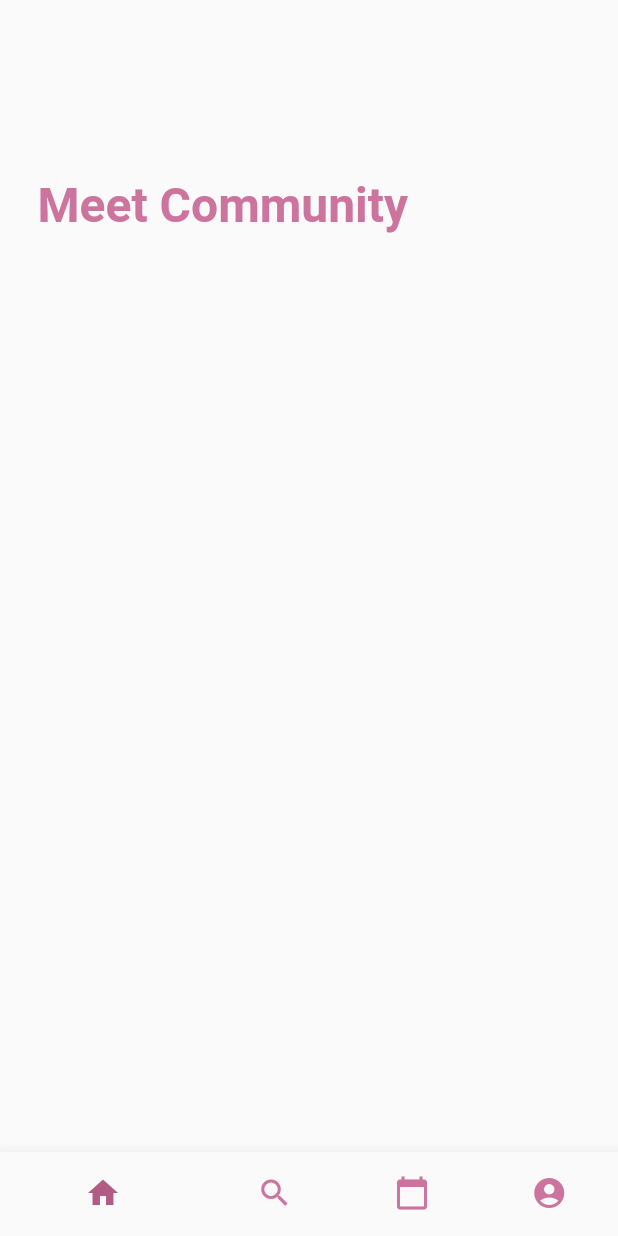
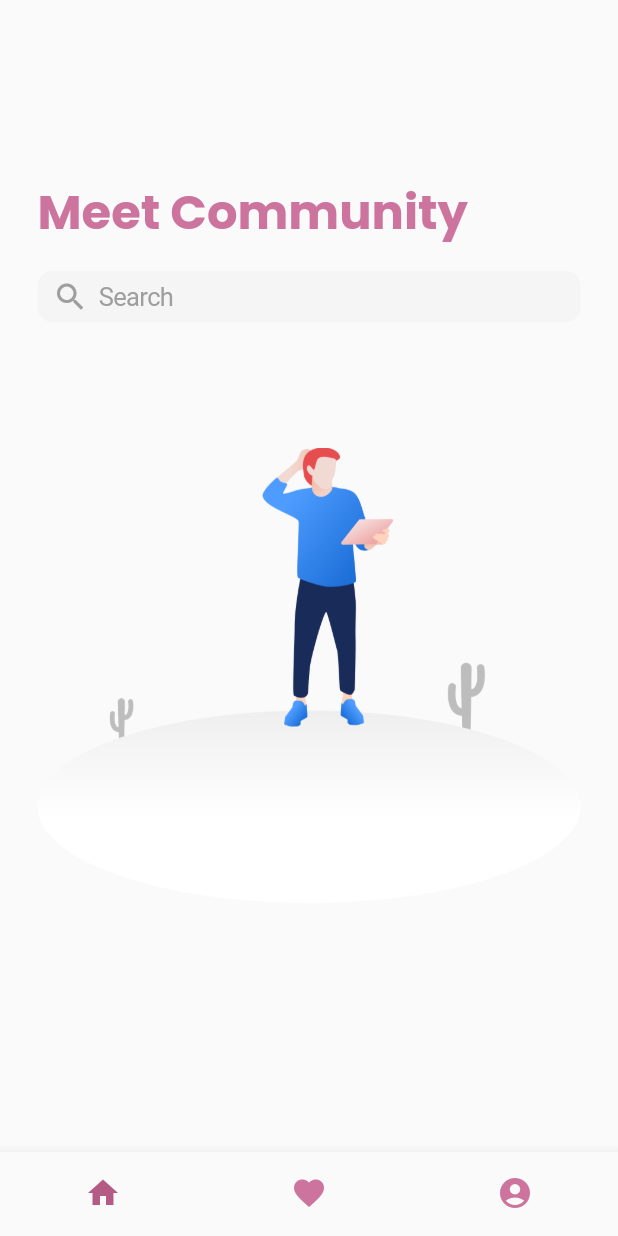
Before and after one commit to alaraiabdiallah/momsclub, a Flutter app: the screen it shows after launch, on a phone screen of 412 x 824 dp. Run offline on Flutter 3.47's test engine with Material 2 defaults, Android fonts, the phone set to English and light mode, and no system bars; our stand-ins replace cloud_firestore, google_fonts; accounts and stored records are empty.

Commit message:
Redesign home, detail community, and new tab(favorite community, my community)

```diff
--- a/lib/main.dart
+++ b/lib/main.dart
@@ -1,9 +1,13 @@
 import 'package:flutter/material.dart';
+import 'package:flutter/services.dart';
 import 'package:momsclub/utils/infos.dart';
 
 import 'screens/home_screen.dart';
 
 void main() {
+  SystemChrome.setSystemUIOverlayStyle(SystemUiOverlayStyle(
+      statusBarColor: AppColor.PRIMARY
+  ));
   runApp(MyApp());
 }
 
--- a/lib/screens/home_screen.dart
+++ b/lib/screens/home_screen.dart
@@ -1,11 +1,18 @@
 import 'package:cloud_firestore/cloud_firestore.dart';
+import 'package:flutter/cupertino.dart';
 import 'package:flutter/material.dart';
 import 'package:momsclub/models/community_model.dart';
 import 'package:momsclub/screens/community_screen.dart';
 import 'package:momsclub/styles/text_styles.dart';
+import 'package:momsclub/utils/infos.dart';
 import 'package:momsclub/utils/str_res.dart';
 import 'package:momsclub/widgets/bottom_navs.dart';
 import 'package:momsclub/widgets/community_item.dart';
+import 'package:momsclub/widgets/favorite_fragment.dart';
+import 'package:momsclub/widgets/home_fragment.dart';
+import 'package:momsclub/widgets/mycomminity_fragment.dart';
+
+import 'community_screen2.dart';
 
 class HomeScreen extends StatefulWidget {
   @override
@@ -14,109 +21,29 @@ class HomeScreen extends StatefulWidget {
 
 class _HomeScreenState extends State<HomeScreen> {
 
-  EdgeInsets _screen_body_padding =  EdgeInsets.symmetric(vertical: 0, horizontal: 25);
-
+  int _navIndex = 0;
   void _onBottomNavTapped(index){
-    print(index);
+    setState(() => _navIndex = index );
   }
-
-  double _meet_comm_text_margin_bot = 15;
-  double _MeetCommTextMarginTop(context) => (MediaQuery.of(context).size.height * (1/7));
-  double _CommGridSize(context) => (MediaQuery.of(context).size.height * (6/7));
 
   @override
   void initState() {
     super.initState();
   }
 
-  Stream<QuerySnapshot> loadCommunities() => Firestore.instance.collection('communities').snapshots();
-
-
-  Widget _buildCommunityGridItem(Community data, BuildContext context){
-    return CommunityItem(
-        name: data.name,
-        location: data.location,
-        imageURL: data.imageURL,
-        onTap: (){
-          Navigator.of(context).push(MaterialPageRoute(builder: (context) => CommunityScreen(data: data)));
-        }
-    );
-  }
-
-  Widget _buildCommunityGrid(context){
-    return StreamBuilder(
-        stream: loadCommunities(),
-        builder: (BuildContext context, AsyncSnapshot<QuerySnapshot> snapshot){
-          if (snapshot.hasError)
-            return Container(
-                height: _CommGridSize(context),
-                child: Center(
-                    child: Text('Error: ${snapshot.error}')
-                )
-            );
-          switch (snapshot.connectionState) {
-            case ConnectionState.waiting: return Container(
-              height: _CommGridSize(context),
-              child: Center(
-                  child: CircularProgressIndicator()
-              ),
-            );
-            default:
-              return Container(
-                height: _CommGridSize(context),
-                child: GridView.count(
-                  crossAxisCount: 2,
-                  crossAxisSpacing: 10,
-                  mainAxisSpacing: 10,
-                  childAspectRatio: 1 / 1.8,
-                  children: snapshot.data.documents.map((DocumentSnapshot document) {
-
-                    Community comm = Community.fromJson(document.data);
-                    return _buildCommunityGridItem(comm, context);
-                  }).toList(),
-                ),
-              );
-          }
-        });
-  }
-
   @override
   Widget build(BuildContext context) {
 
     return Scaffold(
-      body: ListView(
-        padding: _screen_body_padding,
+      body: IndexedStack(
+        index: _navIndex,
         children: <Widget>[
-          Container(
-            margin: EdgeInsets.only(top: _MeetCommTextMarginTop(context), bottom: _meet_comm_text_margin_bot),
-            child: Text(StrRes.MEET_COM, style: H1,),
-          ),
-          _buildCommunityGrid(context)
-//          Container(
-//            height: _CommGridSize(context),
-//            child: GridView.count(
-//              crossAxisCount: 2,
-//              crossAxisSpacing: 10,
-//              mainAxisSpacing: 10,
-//              childAspectRatio: 1 / 1.8,
-//              children: <Widget>[
-//                CommunityItem(name: "ajdwawi", location: "Bandung", onTap: (){
-//                  Navigator.of(context).push(MaterialPageRoute(builder: (context) => CommunityScreen()));
-//                },),
-//                CommunityItem(name: "ajdwawi", location: "Bandung", onTap: (){},),
-//                CommunityItem(name: "ajdwawi", location: "Bandung", onTap: (){},),
-//                CommunityItem(name: "ajdwawi", location: "Bandung", onTap: (){},),
-//                CommunityItem(name: "ajdwawi", location: "Bandung", onTap: (){},),
-//                CommunityItem(name: "ajdwawi", location: "Bandung", onTap: (){},),
-//                CommunityItem(name: "ajdwawi", location: "Bandung", onTap: (){},),
-//              ],
-//            ),
-//          )
-
-
+          HomeFragment(),
+          FavoriteFragment(),
+          MyCommunityFragment(),
         ],
       ),
-        bottomNavigationBar: AppBottomNav(onItemTapped: _onBottomNavTapped)
+      bottomNavigationBar: AppBottomNav(onItemTapped: _onBottomNavTapped)
     );
   }
 
--- a/lib/utils/infos.dart
+++ b/lib/utils/infos.dart
@@ -8,4 +8,11 @@ class AppColor {
   static const PRIMARY = Color(0xffCC749E);
   static const PRIMARY_DARKER = Color(0xffB35B85);
   static const SECONDARY = Color(0xffF8E6F6);
+  static const GREY = Color(0xffF5F5F5);
+  static const GREY2 = Color(0xffF0F0F0);
 }
+
+EdgeInsets screenBodyPadding =  EdgeInsets.symmetric(vertical: 0, horizontal: 25);
+double screenTextMarginBotttom = 15;
+double screenTextMarginTop(context) => (MediaQuery.of(context).size.height * (1/7));
+double commonGridSize(context) => (MediaQuery.of(context).size.height * (6/7));
--- a/lib/utils/str_res.dart
+++ b/lib/utils/str_res.dart
@@ -1,5 +1,10 @@
 class StrRes {
   static final MEET_COM = "Meet Community";
+  static final FAV_COM = "Favorite Communities";
+  static final MY_COM = "My Communities";
+  static final NEED_LOGIN_FOR_COMM_MANAGEMENT = "You need to login for register your own community.";
   static final BACK = "Back";
   static final RECENT = "Recent";
+  static final COMM_NOTFOUND = "We can't find community";
+  static final LOGIN = "LOGIN";
 }
--- a/lib/widgets/bottom_navs.dart
+++ b/lib/widgets/bottom_navs.dart
@@ -22,11 +22,11 @@ class _AppBottomNavState extends State<AppBottomNav> {
       _selectedIndex = index;
     });
     widget.onItemTapped(index);
-    switch(index){
-      case 1:
-        Navigator.of(context).push(MaterialPageRoute(builder: (context) => SearchScreen()));
-        break;
-    }
+//    switch(index){
+//      case 1:
+//        Navigator.of(context).push(MaterialPageRoute(builder: (context) => SearchScreen()));
+//        break;
+//    }
   }
   @override
   Widget build(BuildContext context) {
@@ -38,13 +38,13 @@ class _AppBottomNavState extends State<AppBottomNav> {
           icon: Icon(Icons.home),
           title: Text('Home'),
         ),
+//        BottomNavigationBarItem(
+//          icon: Icon(Icons.search),
+//          title: Text('Explore'),
+//        ),
         BottomNavigationBarItem(
-          icon: Icon(Icons.search),
-          title: Text('Explore'),
-        ),
-        BottomNavigationBarItem(
-          icon: Icon(Icons.calendar_today),
-          title: Text('History'),
+          icon: Icon(Icons.favorite),
+          title: Text('Favorite'),
         ),
         BottomNavigationBarItem(
           icon: Icon(Icons.account_circle),
--- a/lib/widgets/community_item.dart
+++ b/lib/widgets/community_item.dart
@@ -1,4 +1,5 @@
 import 'package:flutter/material.dart';
+import 'package:google_fonts/google_fonts.dart';
 import 'package:momsclub/styles/text_styles.dart';
 
 class CommunityItem extends StatelessWidget {
@@ -13,8 +14,8 @@ class CommunityItem extends StatelessWidget {
   @override
   Widget build(BuildContext context) {
 
-    TextStyle _name_text_style = H4.copyWith(color: Colors.white);
-    TextStyle _loc_text_style = ThinText.copyWith(color: Colors.white);
+    TextStyle _name_text_style = GoogleFonts.roboto(textStyle: H4.copyWith(color: Colors.white)) ;
+    TextStyle _loc_text_style = GoogleFonts.montserrat(textStyle: ThinText.copyWith(color: Colors.white));
 
     BorderRadius _br = BorderRadius.circular(10);
 
--- /dev/null
+++ b/lib/widgets/home_fragment.dart
@@ -0,0 +1,128 @@
+
+import 'package:cloud_firestore/cloud_firestore.dart';
+import 'package:flutter/cupertino.dart';
+import 'package:flutter/material.dart';
+import 'package:momsclub/models/community_model.dart';
+import 'package:momsclub/screens/community_screen2.dart';
+import 'package:momsclub/styles/text_styles.dart';
+import 'package:momsclub/utils/infos.dart';
+import 'package:momsclub/utils/str_res.dart';
+import 'package:momsclub/widgets/not_found.dart';
+
+import 'community_item.dart';
+
+class HomeFragment extends StatefulWidget {
+  @override
+  _HomeFragmentState createState() => _HomeFragmentState();
+}
+
+class _HomeFragmentState extends State<HomeFragment> {
+
+  Stream<QuerySnapshot> loadCommunities() => Firestore.instance.collection('communities').snapshots();
+  final _search_text_ctrl = TextEditingController();
+  String _search_keyword = "";
+
+  Community _convertDocument(DocumentSnapshot document) => Community.fromJson(document.data);
+
+  bool _searchQuery(doc){
+    String name = doc.name.toLowerCase();
+    String loc = doc.location.toLowerCase();
+    String keyword = _search_keyword.toLowerCase();
+    return name.contains(keyword) || loc.contains(keyword);
+  }
+
+
+  _onSearch(String text){
+    setState(() {
+      _search_keyword = text;
+    });
+  }
+
+  Widget _searchBox() {
+    double prefix_left_margin = 10;
+    double box_radius = 10;
+    return CupertinoTextField(
+      controller: _search_text_ctrl,
+      decoration: BoxDecoration(
+          color: AppColor.GREY,
+          borderRadius: BorderRadius.circular(box_radius)
+      ),
+      prefix: Container(
+          margin: EdgeInsets.only(left: prefix_left_margin),
+          child: Icon(Icons.search, color: Colors.grey,)
+      ),
+      placeholder: "Search",
+      placeholderStyle: TextStyle(color: Colors.grey),
+      onSubmitted: _onSearch,
+    );
+  }
+
+
+  Widget _buildCommunityGridItem(Community data, BuildContext context){
+    return CommunityItem(
+        name: data.name,
+        location: data.location,
+        imageURL: data.imageURL,
+        onTap: (){
+          Navigator.of(context).push(MaterialPageRoute(builder: (context) => CommunityScreen2(data: data)));
+        }
+    );
+  }
+
+  Widget _buildCommunityGrid(context){
+    return StreamBuilder(
+        stream: loadCommunities(),
+        builder: (BuildContext context, AsyncSnapshot<QuerySnapshot> snapshot){
+          if (snapshot.hasError)
+            return Container(
+                height: commonGridSize(context),
+                child: Center(
+                    child: Text('Error: ${snapshot.error}')
+                )
+            );
+          switch (snapshot.connectionState) {
+            case ConnectionState.waiting: return Container(
+              height: commonGridSize(context),
+              child: Center(
+                  child: CircularProgressIndicator()
+              ),
+            );
+            default:
+              List<Community> comms = snapshot.data.documents.map(_convertDocument).toList();
+
+              if(_search_keyword.isNotEmpty)
+                comms = comms.where(_searchQuery).toList();
+
+              if(comms.isEmpty) return NotFoundDisplay();
+
+              return Container(
+                height: commonGridSize(context),
+                child: GridView.count(
+                  crossAxisCount: 2,
+                  crossAxisSpacing: 10,
+                  mainAxisSpacing: 10,
+                  childAspectRatio: 1 / 1.8,
+                  children: comms.map((Community comm) {
+                    return _buildCommunityGridItem(comm, context);
+                  }).toList(),
+                ),
+              );
+          }
+        });
+  }
+  @override
+  Widget build(BuildContext context) {
+    return ListView(
+      physics: BouncingScrollPhysics(),
+      padding: screenBodyPadding,
+      children: <Widget>[
+        Container(
+          margin: EdgeInsets.only(top: screenTextMarginTop(context), bottom: screenTextMarginBotttom),
+          child: Text(StrRes.MEET_COM, style: H1,),
+        ),
+        _searchBox(),
+        _buildCommunityGrid(context)
+      ],
+    );
+  }
+}
--- a/lib/widgets/info_comm_tab.dart
+++ b/lib/widgets/info_comm_tab.dart
@@ -1,5 +1,7 @@
 import 'package:flutter/material.dart';
+import 'package:google_fonts/google_fonts.dart';
 import 'package:momsclub/styles/text_styles.dart';
+import 'package:momsclub/utils/infos.dart';
 
 class InfoCommunityTab extends StatelessWidget {
 
@@ -14,8 +16,8 @@ class InfoCommunityTab extends StatelessWidget {
       child: Column(
         crossAxisAlignment: CrossAxisAlignment.start,
         children: <Widget>[
-          Text("Information", style: H2.copyWith(color: Colors.black),),
-          Text(text)
+          Text("About", style: H2.copyWith(color: AppColor.PRIMARY),),
+          Text(text, style: GoogleFonts.openSans(textStyle: TextStyle(fontSize: 16)),),
         ],
       ),
     );
--- /dev/null
+++ b/lib/widgets/not_found.dart
@@ -0,0 +1,13 @@
+import 'package:flutter/material.dart';
+
+class NotFoundDisplay extends StatelessWidget {
+  @override
+  Widget build(BuildContext context) {
+    return Container(
+      height: MediaQuery.of(context).size.height * (4/7),
+      child: Center(
+        child: Image.asset("assets/images/notfound.png"),
+      ),
+    );
+  }
+}
--- a/pubspec.yaml
+++ b/pubspec.yaml
@@ -27,6 +27,7 @@ dependencies:
   firebase_auth: ^0.14.0+5
   cloud_firestore: ^0.12.9+5
   url_launcher: ^5.4.10
+  google_fonts: ^1.1.0
 
 
   # The following adds the Cupertino Icons font to your application.
@@ -49,9 +50,8 @@ flutter:
   uses-material-design: true
 
   # To add assets to your application, add an assets section, like this:
-  # assets:
-  #   - images/a_dot_burr.jpeg
-  #   - images/a_dot_ham.jpeg
+  assets:
+    - assets/images/
 
   # An image asset can refer to one or more resolution-specific "variants", see
   # https://flutter.dev/assets-and-images/#resolution-aware.
```
Also changed, not shown: lib/screens/community_screen2.dart (added, +96 -0 lines), lib/styles/text_styles.dart (+7 -4 lines), lib/widgets/contact_comm_tab.dart (+10 -7 lines), lib/widgets/favorite_fragment.dart (added, +25 -0 lines), lib/widgets/mycomminity_fragment.dart (added, +50 -0 lines), assets/images/notfound.png (added), pubspec.lock.
